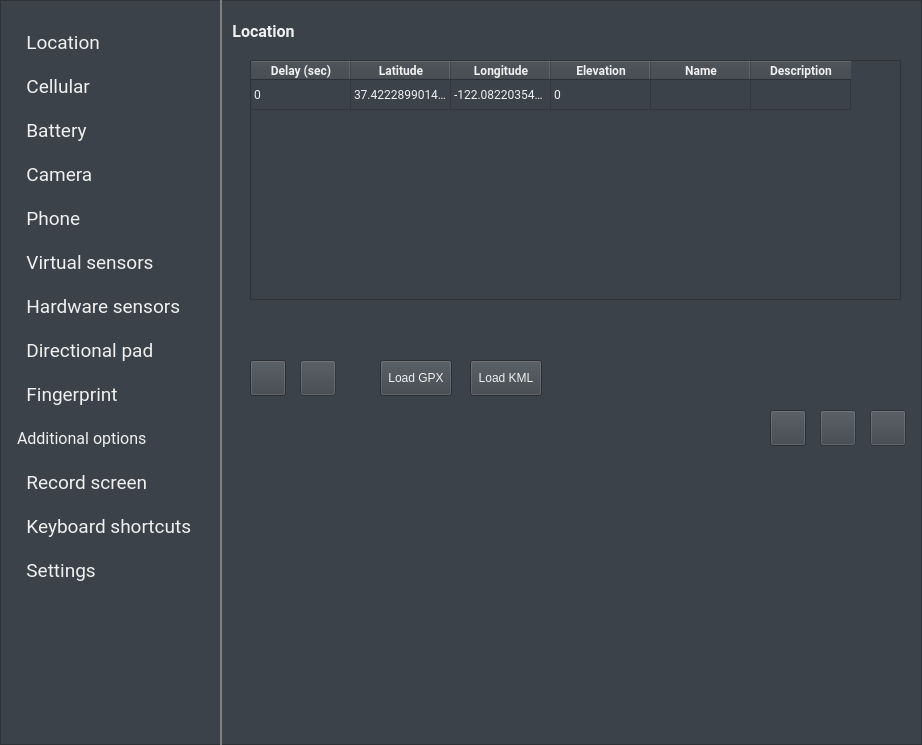
First picture: the form in android/skin/qt/extended.ui, repository aosp-mirror/platform_external_qemu, before the edit.
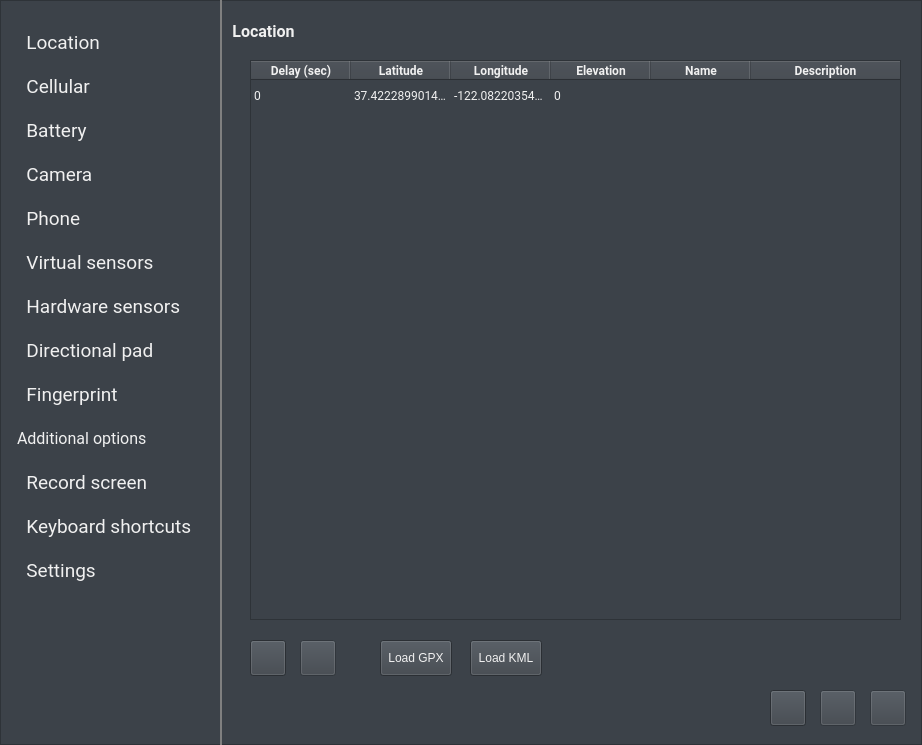
Second picture: the form after the edit. Icons and pictures are not drawn. Custom widgets are drawn as their Qt base class.

Commit message:
Improvements in the appearance & behavior of Location page
* Make the table widget look more like the one in the mocks
* Scroll to the newly added item when "+" is clicked
* Remove selected rows when "-" is clicked (previously it would
  remove just one).
* Highlight errors with red text
* When Play is clicked and there is inavlid data in the table,
  scroll to reveal the first problematic row.

Diff of the .ui file:
```diff
--- a/android/skin/qt/extended.ui
+++ b/android/skin/qt/extended.ui
@@ -95,7 +95,7 @@
      <property name="geometry">
       <rect>
        <x>640</x>
-       <y>390</y>
+       <y>670</y>
        <width>36</width>
        <height>36</height>
       </rect>
@@ -119,7 +119,7 @@
      <property name="geometry">
       <rect>
        <x>20</x>
-       <y>390</y>
+       <y>670</y>
        <width>471</width>
        <height>36</height>
       </rect>
@@ -150,7 +150,7 @@
      <property name="geometry">
       <rect>
        <x>150</x>
-       <y>340</y>
+       <y>620</y>
        <width>72</width>
        <height>36</height>
       </rect>
@@ -166,7 +166,7 @@
      <property name="geometry">
       <rect>
        <x>70</x>
-       <y>340</y>
+       <y>620</y>
        <width>36</width>
        <height>36</height>
       </rect>
@@ -190,7 +190,7 @@
      <property name="geometry">
       <rect>
        <x>540</x>
-       <y>390</y>
+       <y>670</y>
        <width>36</width>
        <height>36</height>
       </rect>
@@ -219,7 +219,7 @@
      <property name="geometry">
       <rect>
        <x>240</x>
-       <y>340</y>
+       <y>620</y>
        <width>72</width>
        <height>36</height>
       </rect>
@@ -235,7 +235,7 @@
      <property name="geometry">
       <rect>
        <x>590</x>
-       <y>390</y>
+       <y>670</y>
        <width>36</width>
        <height>36</height>
       </rect>
@@ -259,7 +259,7 @@
      <property name="geometry">
       <rect>
        <x>20</x>
-       <y>340</y>
+       <y>620</y>
        <width>36</width>
        <height>36</height>
       </rect>
@@ -281,7 +281,7 @@
        <x>20</x>
        <y>40</y>
        <width>651</width>
-       <height>240</height>
+       <height>560</height>
       </rect>
      </property>
      <property name="font">
@@ -295,12 +295,24 @@
      <property name="horizontalScrollBarPolicy">
       <enum>Qt::ScrollBarAlwaysOff</enum>
      </property>
+     <property name="selectionMode">
+      <enum>QAbstractItemView::ExtendedSelection</enum>
+     </property>
+     <property name="selectionBehavior">
+      <enum>QAbstractItemView::SelectRows</enum>
+     </property>
+     <property name="showGrid">
+      <bool>false</bool>
+     </property>
      <property name="rowCount">
       <number>1</number>
      </property>
      <property name="columnCount">
       <number>6</number>
      </property>
+     <attribute name="horizontalHeaderStretchLastSection">
+      <bool>true</bool>
+     </attribute>
      <attribute name="verticalHeaderVisible">
       <bool>false</bool>
      </attribute>
```
Left out of the diff: 11 changed lines with no effect on the pictures. The commit also changes 2 other files.
